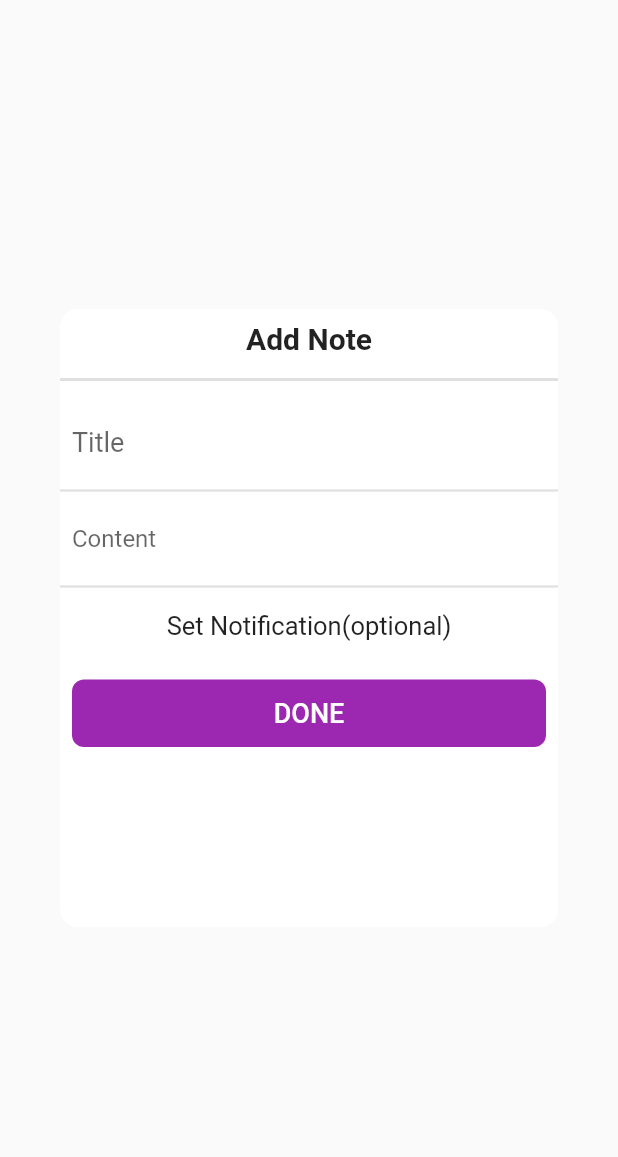
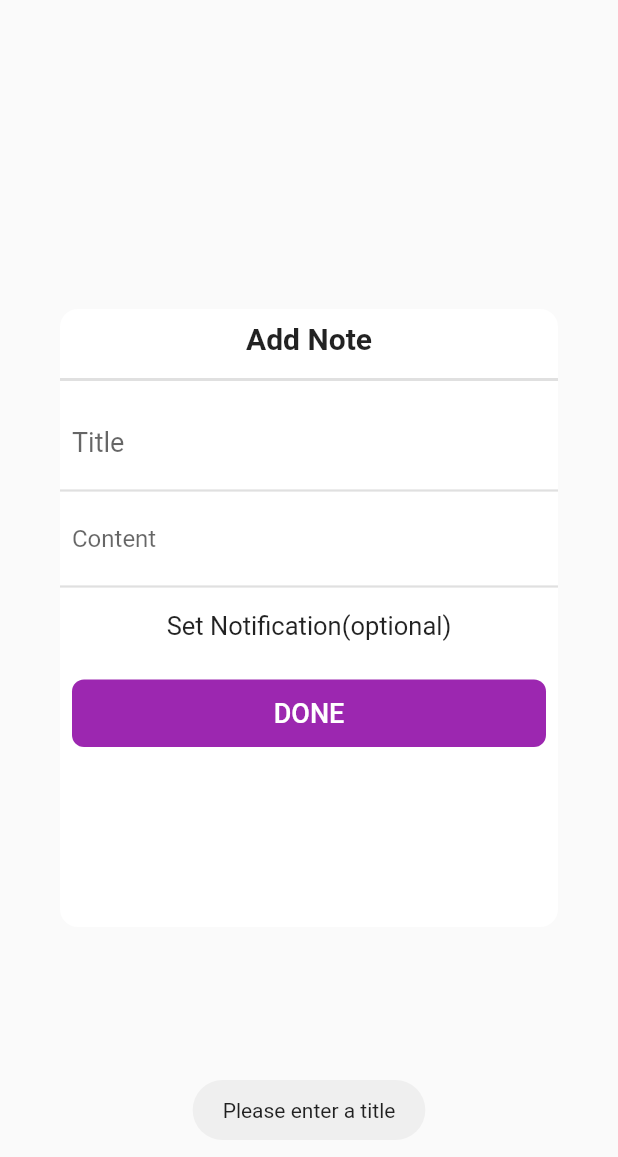
Before and after one commit to austinevick/flutter-firebase-note-app, a Flutter app: the CustomDialogPage widget shown alone on an empty page, opened directly, after a tap on "DONE", on a phone screen of 412 x 824 dp. Shown: the top 1157 px of the screen. Run offline on Flutter 3.47's test engine with Material 2 defaults, Android fonts, the phone set to English and light mode, and no system bars; our stand-ins replace cloud_firestore, dynamic_theme, firebase_auth, flutter_custom_clippers, flutter_local_notifications, fluttertoast and 2 more; missing offline and left inert: flutter_share; accounts and stored records are empty.

Commit message:
Update alert_dialog_screen.dart

```diff
--- a/lib/screens/alert_dialog_screen.dart
+++ b/lib/screens/alert_dialog_screen.dart
@@ -140,10 +140,11 @@ class _CustomDialogPageState extends State<CustomDialogPage> {
                                     .format(DateTime.now()),
                                 title: titleController.text,
                                 content: contentController.text);
-                            if (titleController.text.isEmpty &&
-                                contentController.text.isEmpty) return;
+                            if (titleController.text.isEmpty) {
+                              return Fluttertoast.showToast(
+                                  msg: 'Please enter a title');
+                            }
                             Navigator.pop(context);
-
                             if (widget.note == null) {
                               await provider.addNote(note);
                             } else {
```
